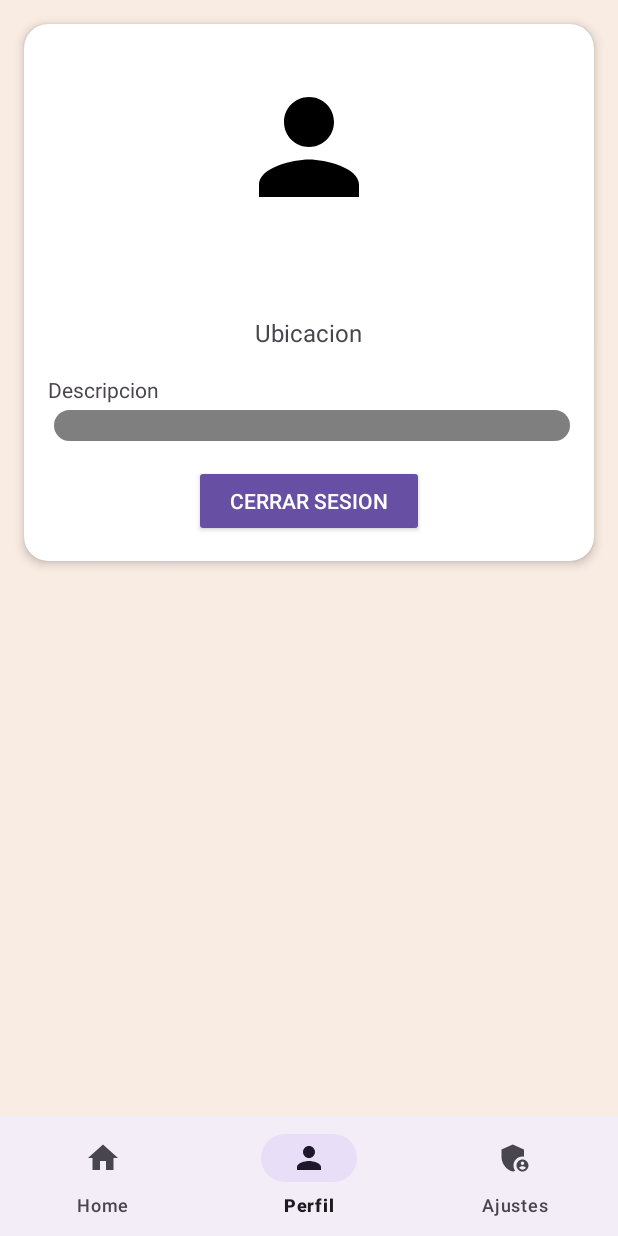
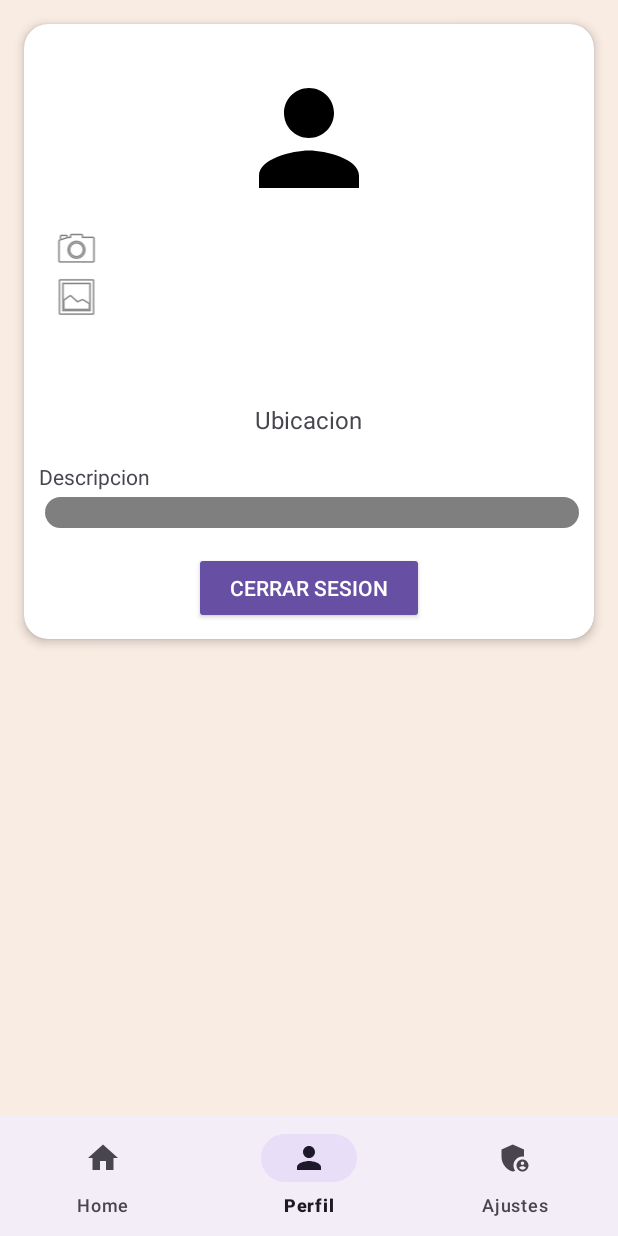
Before and after one commit to ElpochokloZ/ProyectoAPK, an Android app: the screen it shows after launch once a user with an empty profile is signed in (MainActivity), item 2 of the bottom bar chosen, on a phone screen of 412 x 824 dp. Run offline under Robolectric (Android 15) with nearby library versions, the light colour scheme and no system bars; our stand-ins replace Firebase (no records; nobody signed in at launch, a user with empty details on screens opened directly); 1 statement that could not run was skipped.

Commit message:
Carga 24/03/2025 del Proyecto APK
Faltaria la edicion de markers, borrar markers y mejorar el diseño, introducir selector de imagenes en el perfil.

```diff
--- a/app/src/main/java/com/example/apk/View/Perfil.kt
+++ b/app/src/main/java/com/example/apk/View/Perfil.kt
@@ -1,11 +1,17 @@
 package com.example.apk.View
 
+import android.app.Activity
+import android.app.Instrumentation
 import android.content.Intent
+import android.graphics.Bitmap
 import android.os.Bundle
+import android.provider.MediaStore
 import android.view.LayoutInflater
 import android.view.View
 import android.view.ViewGroup
 import android.widget.Toast
+import androidx.activity.result.ActivityResult
+import androidx.activity.result.contract.ActivityResultContracts
 import androidx.fragment.app.Fragment
 import androidx.lifecycle.ViewModelProvider
 import com.example.apk.ViewModel.AuthViewModel
@@ -16,6 +22,16 @@ class Perfil : Fragment() {
     private lateinit var binding: FragmentPerfilBinding
     private lateinit var authViewModel: AuthViewModel
     private val currentUserEmail get() = FirebaseAuth.getInstance().currentUser?.email
+    private val startForResult = registerForActivityResult(ActivityResultContracts.StartActivityForResult()) {
+        result: ActivityResult ->
+        if(result.resultCode == Activity.RESULT_OK){
+            val intent = result.data
+            val imageBitmap = intent?.extras?.get("data") as? Bitmap
+            if(imageBitmap != null){
+                binding.imageView.setImageBitmap(imageBitmap)
+            }
+        }
+    }
 
     override fun onCreateView(
         inflater: LayoutInflater,
@@ -69,6 +85,10 @@ class Perfil : Fragment() {
             startActivity(Intent(requireActivity(), AuthActivity::class.java))
             requireActivity().finish()
         }
+
+        binding.camerabutton.setOnClickListener{
+            startForResult.launch(Intent(MediaStore.ACTION_IMAGE_CAPTURE))
+        }
     }
 
     private fun setupObservers() {
--- a/app/src/main/res/layout/fragment_perfil.xml
+++ b/app/src/main/res/layout/fragment_perfil.xml
@@ -20,7 +20,7 @@
             android:layout_width="match_parent"
             android:layout_height="wrap_content"
             android:orientation="vertical"
-            android:padding="16dp">
+            android:padding="10dp">
 
             <ImageView
                 android:id="@+id/imageView"
@@ -30,6 +30,21 @@
                 android:layout_marginTop="16dp"
                 android:layout_marginBottom="8dp"
                 android:src="@drawable/baseline_person_24" />
+
+
+
+                <ImageView
+                    android:id="@+id/camerabutton"
+                    android:layout_width="50dp"
+                    android:layout_height="wrap_content"
+                    android:src="@android:drawable/ic_menu_camera"/>
+
+                <ImageView
+                    android:id="@+id/gallerybutton"
+                    android:layout_width="50dp"
+                    android:layout_height="wrap_content"
+                    android:src="@android:drawable/ic_menu_gallery"/>
+
 
             <TextView
                 android:id="@+id/txtNombrePerfil"
--- /dev/null
+++ b/app/src/main/res/xml/file_paths.xml
@@ -0,0 +1,3 @@
+<paths xmlns:android="http://schemas.android.com/apk/res/android">
+    <external-path name="external_files" path="Pictures/" />
+</paths>
```
Also changed, not shown: app/src/main/AndroidManifest.xml (+16 -0 lines), app/src/main/java/com/example/apk/View/Home.kt (+71 -19 lines), app/src/main/java/com/example/apk/ViewModel/AuthViewModel.kt (+27 -0 lines).
